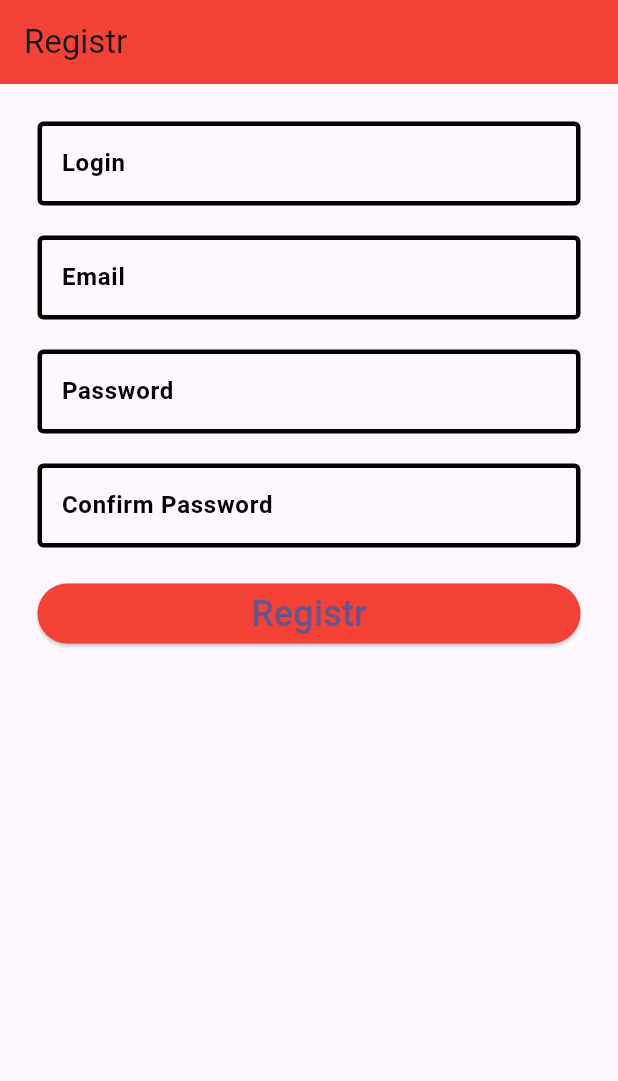
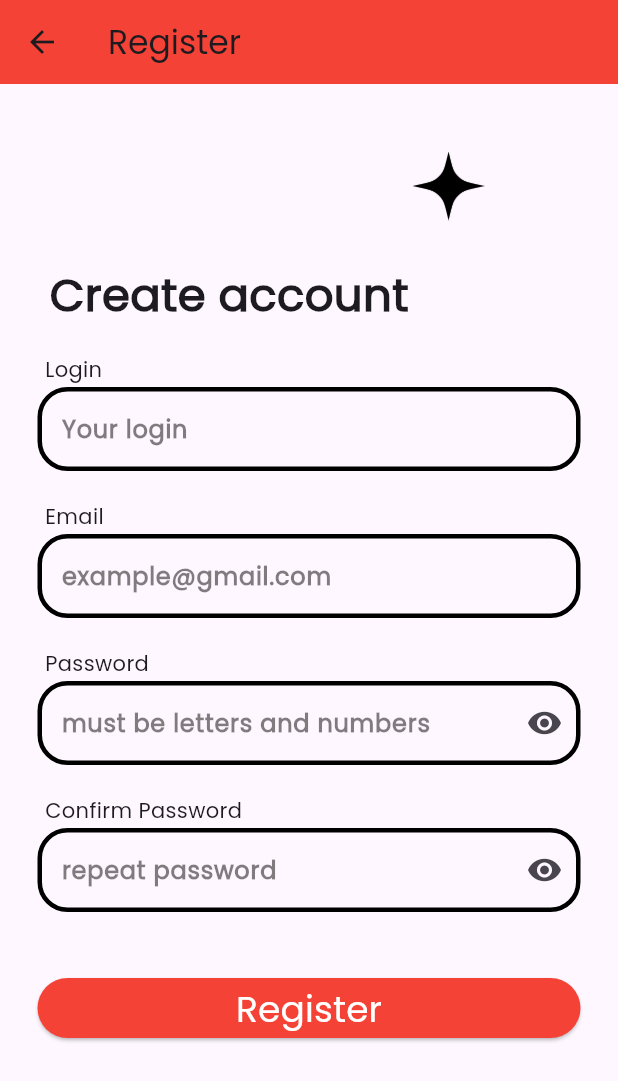
Before and after one commit to ATekimbaev/confirm_code, a Flutter app: the RegistrScreen screen opened directly, on a phone screen of 412 x 824 dp. Shown: the top 1081 px of the screen. Run offline on Flutter 3.47's test engine with Material 3 defaults, Android fonts, the phone set to English and light mode, and no system bars; our stand-ins replace bloc, dio, flutter_bloc, pinput.

Commit message:
dev branch

```diff
--- a/lib/main.dart
+++ b/lib/main.dart
@@ -4,6 +4,7 @@ import 'package:token/core/config/network/dio_settings.dart';
 import 'package:token/data/repositories/auth_repositroy.dart';
 import 'package:token/presentation/cubuits/cubit/confirm_code_cubit.dart';
 import 'package:token/presentation/cubuits/registr_cubit/registr_cubit.dart';
+import 'package:token/presentation/screens/confirm_screen.dart';
 import 'package:token/presentation/screens/registr_screen.dart';
 
 void main() {
@@ -38,15 +39,18 @@ class MyApp extends StatelessWidget {
           ),
         ],
         child: MaterialApp(
+          debugShowCheckedModeBanner: false,
           title: 'Flutter Demo',
           theme: ThemeData(
+            fontFamily: "Poppins",
             appBarTheme: const AppBarTheme(
+
               backgroundColor: Colors.red,
             ),
             colorScheme: ColorScheme.fromSeed(seedColor: Colors.deepPurple),
             useMaterial3: true,
           ),
-          home: const RegistrScreen(),
+          home: const ConfirmCodeScreen(),
         ),
       ),
     );
--- a/lib/presentation/screens/confirm_screen.dart
+++ b/lib/presentation/screens/confirm_screen.dart
@@ -65,10 +65,7 @@ class _PinputExampleState extends State<ConfirmCodeScreen> {
                     defaultPinTheme: defaultPinTheme,
                     separatorBuilder: (index) => const SizedBox(width: 8),
                     validator: (value) {},
-                    // onClipboardFound: (value) {
-                    //   debugPrint('onClipboardFound: $value');
-                    //   pinController.setText(value);
-                    // },
+
                     hapticFeedbackType: HapticFeedbackType.lightImpact,
                     onCompleted: (pin) {
                       BlocProvider.of<ConfirmCodeCubit>(context)
@@ -107,12 +104,16 @@ class _PinputExampleState extends State<ConfirmCodeScreen> {
                     ),
                   ),
                 ),
-                TextButton(
-                  onPressed: () {
-                    focusNode.unfocus();
-                    formKey.currentState!.validate();
-                  },
-                  child: const Text('Send'),
+                Padding(
+                  padding: const EdgeInsets.symmetric(vertical: 30),
+                  child: TextButton(
+
+                    onPressed: () {
+                      focusNode.unfocus();
+                      formKey.currentState!.validate();
+                    },
+                    child: const Text('Send',),
+                  ),
                 ),
               ],
             ),
--- a/lib/presentation/screens/registr_screen.dart
+++ b/lib/presentation/screens/registr_screen.dart
@@ -5,6 +5,7 @@ import 'package:token/presentation/cubuits/registr_cubit/registr_cubit.dart';
 import 'package:token/presentation/screens/confirm_screen.dart';
 import 'package:token/presentation/widgets/custom_button.dart';
 import 'package:token/presentation/widgets/custom_text_filed.dart';
+import 'package:token/resources/resources.dart';
 
 class RegistrScreen extends StatefulWidget {
   const RegistrScreen({super.key});
@@ -23,34 +24,47 @@ class _RegistrScreenState extends State<RegistrScreen> {
   Widget build(BuildContext context) {
     return Scaffold(
       appBar: AppBar(
-        title: Text('Registr'),
+        title: const Text('Register'),
       ),
       body: Padding(
         padding: const EdgeInsets.all(25.0),
         child: Column(
+          crossAxisAlignment: CrossAxisAlignment.start,
           children: [
+            Padding(
+              padding: const EdgeInsets.only(top: 20, left: 250, bottom: 20),
+              child: Image.asset(
+                Images.star8,
+                height: 46,
+              ),
+            ),
+            const Padding(
+              padding: EdgeInsets.all(8.0),
+              child: Text(
+                "Create account",
+                style: TextStyle(
+                  fontSize: 30,
+                  fontWeight: FontWeight.w700,
+                ),
+              ),
+            ),
             CustomTextField(
               controller: userName,
               hintText: 'Login',
             ),
-            const SizedBox(
-              height: 20,
-            ),
+
             CustomTextField(
               controller: email,
               hintText: 'Email',
             ),
-            const SizedBox(
-              height: 20,
-            ),
+
             CustomTextField(
               obscureText: true,
               controller: password,
               hintText: 'Password',
+
             ),
-            const SizedBox(
-              height: 20,
-            ),
+
             CustomTextField(
               onChanged: (val) {
                 setState(() {});
@@ -59,10 +73,10 @@ class _RegistrScreenState extends State<RegistrScreen> {
               controller: confirmPassword,
               hintText: 'Confirm Password',
             ),
-            const SizedBox(
-              height: 20,
-            ),
-            CustomButton(
+
+            Padding(
+              padding: const EdgeInsets.only(top: 30),
+              child: CustomButton(
                 onPressed: confirmPassword.text != password.text
                     ? null
                     : () {
@@ -97,12 +111,14 @@ class _RegistrScreenState extends State<RegistrScreen> {
                     }
 
                     return const Text(
-                    'Registr',
+                      'Register',
                       style: TextStyle(
                         fontSize: 24,
+                        color: Colors.white
                       ),
                     );
                   },
+                ),
               ),
             )
           ],
--- a/lib/presentation/widgets/custom_text_filed.dart
+++ b/lib/presentation/widgets/custom_text_filed.dart
@@ -1,7 +1,7 @@
 import 'package:flutter/material.dart';
 
-class CustomTextField extends StatelessWidget {
-  const CustomTextField({
+class CustomTextField extends StatefulWidget {
+  CustomTextField({
     super.key,
     required this.controller,
     required this.hintText,
@@ -10,27 +10,82 @@ class CustomTextField extends StatelessWidget {
   });
   final String hintText;
   final TextEditingController controller;
-  final bool obscureText;
+  bool obscureText;
   final Function(String)? onChanged;
 
+
+  @override
+  State<CustomTextField> createState() => _CustomTextFieldState();
+}
+
+
+class _CustomTextFieldState extends State<CustomTextField> {
   @override
   Widget build(BuildContext context) {
-    return TextField(
-      onChanged: onChanged,
-      obscureText: obscureText,
-      controller: controller,
+    return Padding(
+      padding: const EdgeInsets.symmetric(vertical: 10),
+      child: Column(
+        crossAxisAlignment: CrossAxisAlignment.start,
+        children: [
+          Padding(
+            padding: const EdgeInsets.only(left: 5, bottom: 2),
+            child: Text(
+              widget.hintText,
+              style: TextStyle(fontSize: 14, fontWeight: FontWeight.w400),
+            ),
+          ),
+          TextField(
+            onChanged: widget.onChanged,
+            obscureText: false,
+            controller: widget.controller,
             decoration: InputDecoration(
+                focusColor: Colors.black,
+                focusedBorder: OutlineInputBorder(
+                  borderRadius: BorderRadius.all(Radius.circular(20)),
+                  borderSide: BorderSide(
+                    width: 1,
+                  ),
+                ),
                 enabledBorder: const OutlineInputBorder(
+                  borderRadius: BorderRadius.all(Radius.circular(20)),
                   borderSide: BorderSide(
                     width: 3,
                   ),
                 ),
                 border: const OutlineInputBorder(),
-          hintText: hintText,
-          hintStyle: const TextStyle(
-            color: Colors.black,
+                hintText: getHinText(widget.hintText),
+                hintStyle: TextStyle(
+                  color: Colors.black.withOpacity(0.5),
                   fontWeight: FontWeight.bold,
-          )),
+                ),
+                suffixIcon: widget.obscureText
+                    ? IconButton(
+                        icon: Icon(Icons.remove_red_eye),
+                        onPressed: () {
+                          setState(() {
+                          });
+                        },
+                      )
+                    : SizedBox()),
+          ),
+        ],
+      ),
     );
   }
+
+  String getHinText(String hintText) {
+    switch (hintText.toLowerCase()) {
+      case "email":
+        return "example@gmail.com";
+
+      case "login":
+        return "Your login";
+      case "password":
+        return "must be letters and numbers";
+      case "confirm password":
+        return "repeat password";
+      default:
+        return "Enter";
     }
+  }
+}
--- /dev/null
+++ b/lib/resources/images.dart
@@ -0,0 +1,7 @@
+part of 'resources.dart';
+
+class Images {
+  Images._();
+
+  static const String star8 = 'assets/pngs/Star 8.png';
+}
--- /dev/null
+++ b/lib/resources/resources.dart
@@ -0,0 +1 @@
+part 'images.dart';
--- /dev/null
+++ b/spider.yaml
@@ -0,0 +1,35 @@
+# Generated by Spider
+# For more info on configuration, visit https://birjuvachhani.github.io/spider/grouping/
+# Generates unit tests to verify that the assets exists in assets directory
+generate_tests: true
+
+# Use this to remove vcs noise created by the `generated` comments in dart code
+no_comments: true
+
+# Exports all the generated file as the one library
+export: true
+
+# This allows you to import all the generated references with 1 single import!
+use_part_of: true
+
+# Generates a variable that contains a list of all asset values.
+use_references_list: false
+
+# Generates files with given ignore rules for file.
+# ignored_rules:
+#   - public_member_api_docs
+
+# Generates dart font family references for fonts specified in pubspec.yaml
+# fonts: true
+# -------- OR --------
+# fonts:
+#   class_name: MyFonts
+#   file_name: my_fonts
+
+# Location where all the generated references will be stored
+package: resources
+
+groups:
+  - path: assets/images
+    class_name: Images
+    types: [ .png, .jpg, .jpeg, .webp, .webm, .bmp ]
```
Also changed, not shown: pubspec.yaml (+39 -7 lines), assets/fonts/Poppins-Regular.ttf (added), assets/pngs/Star 8.png (added), pubspec.lock, 5 other files. Lines whose indentation alone changed are shown as unchanged.
